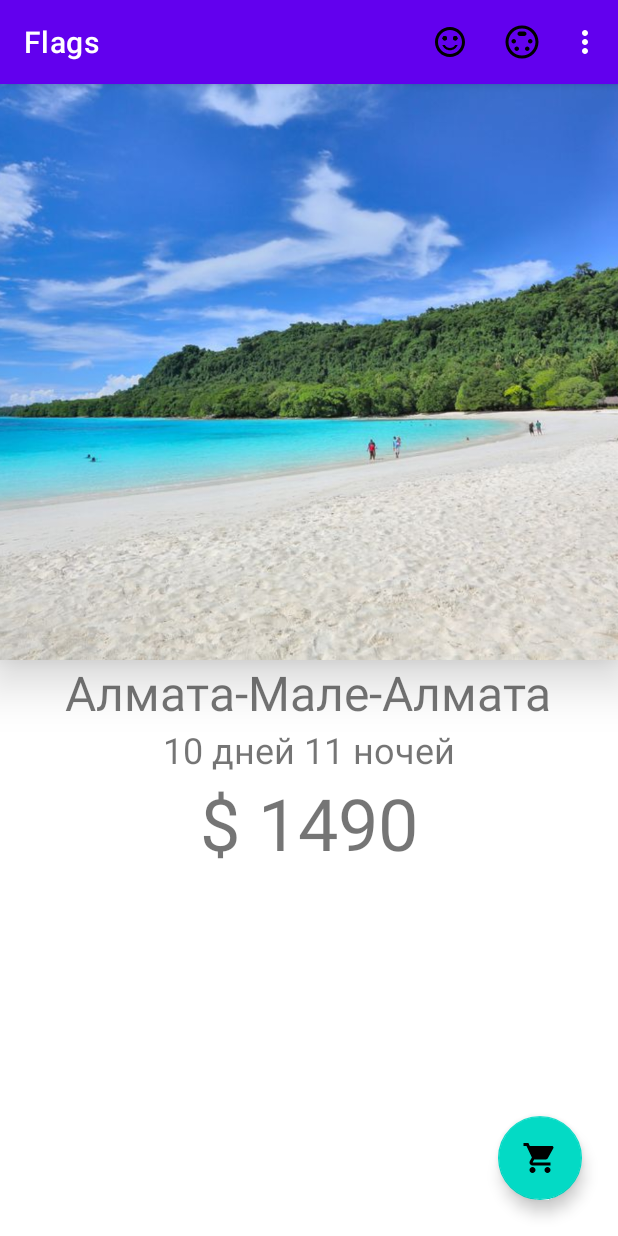
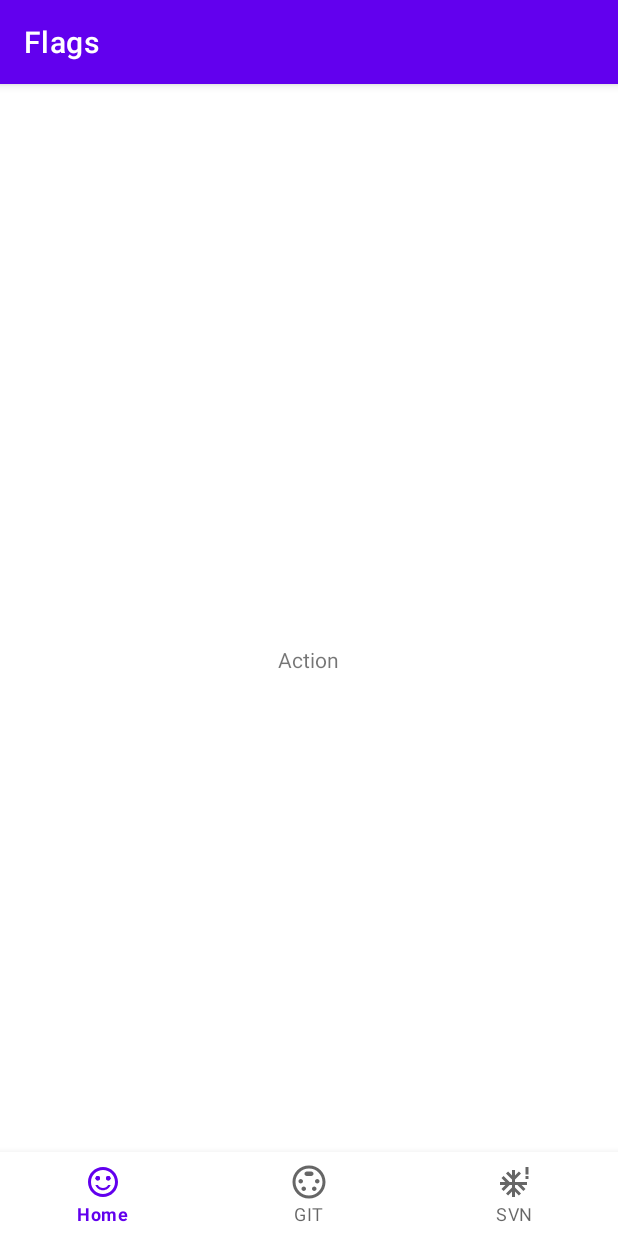
Before and after one commit to DADJOD/Flags, an Android app: the screen it shows after launch (CoordinatorActivity before the commit, NavigationActivity after it), on a phone screen of 412 x 824 dp. Run offline under Robolectric (Android 15) with nearby library versions, the phone set to English and light mode, and no system bars.

Commit message:
commit_11

```diff
--- a/app/src/main/AndroidManifest.xml
+++ b/app/src/main/AndroidManifest.xml
@@ -11,6 +11,7 @@
         android:supportsRtl="true"
         android:theme="@style/Theme.Flags"
         tools:targetApi="31">
+
         <activity
             android:name=".ConstraintActivity"
             android:exported="false" />
@@ -20,8 +21,11 @@
         <activity
             android:name=".FrameActivity"
             android:exported="false" />
+        <activity android:name=".CoordinatorActivity"
+            android:exported="false" />
+
         <activity
-            android:name=".CoordinatorActivity"
+            android:name=".NavigationActivity"
             android:exported="true">
             <intent-filter>
                 <action android:name="android.intent.action.MAIN" />
--- a/app/src/main/java/com/example/flags/CoordinatorActivity.kt
+++ b/app/src/main/java/com/example/flags/CoordinatorActivity.kt
@@ -25,7 +25,10 @@ class CoordinatorActivity : AppCompatActivity(), PopupMenu.OnMenuItemClickListen
         popupMenu!!.setOnMenuItemClickListener(this)
 
         findViewById<TextView>(R.id.country).setOnClickListener(this)
+
     }
+
+//    invalidateOptionsMenu()
 
     override fun onClick(v: View?) {
         popupMenu?.show()
--- /dev/null
+++ b/app/src/main/java/com/example/flags/NavigationActivity.kt
@@ -0,0 +1,11 @@
+package com.example.flags
+
+import androidx.appcompat.app.AppCompatActivity
+import android.os.Bundle
+
+class NavigationActivity : AppCompatActivity() {
+    override fun onCreate(savedInstanceState: Bundle?) {
+        super.onCreate(savedInstanceState)
+        setContentView(R.layout.activity_navigation)
+    }
+}
--- /dev/null
+++ b/app/src/main/res/layout/activity_navigation.xml
@@ -0,0 +1,22 @@
+<?xml version="1.0" encoding="utf-8"?>
+<FrameLayout xmlns:android="http://schemas.android.com/apk/res/android"
+    xmlns:app="http://schemas.android.com/apk/res-auto"
+    xmlns:tools="http://schemas.android.com/tools"
+    android:layout_width="match_parent"
+    android:layout_height="match_parent"
+    tools:context=".NavigationActivity">
+
+    <TextView
+        android:id="@+id/action_bottom"
+        android:layout_width="wrap_content"
+        android:layout_height="wrap_content"
+        android:layout_gravity="center"
+        android:text="@string/action" />
+
+    <com.google.android.material.bottomnavigation.BottomNavigationView
+        android:layout_width="match_parent"
+        android:id="@+id/navigation"
+        android:layout_gravity="bottom"
+        app:menu="@menu/bottom"
+        android:layout_height="wrap_content"/>
+</FrameLayout>
--- /dev/null
+++ b/app/src/main/res/menu/bottom.xml
@@ -0,0 +1,17 @@
+<?xml version="1.0" encoding="utf-8"?>
+<menu xmlns:android="http://schemas.android.com/apk/res/android">
+    <item
+        android:id="@+id/bottom.home"
+        android:icon="@drawable/baseline_sentiment_satisfied_alt_24"
+        android:title="@string/home" />
+
+    <item
+        android:id="@+id/bottom.git"
+        android:icon="@drawable/baseline_settings_input_svideo_24"
+        android:title="@string/git" />
+
+    <item
+        android:id="@+id/bottom.svn"
+        android:icon="@drawable/baseline_severe_cold_24"
+        android:title="@string/svn" />
+</menu>
--- a/app/src/main/res/values/strings.xml
+++ b/app/src/main/res/values/strings.xml
@@ -6,4 +6,8 @@
     <string name="exit">Exit</string>
     <string name="copy">Copy</string>
     <string name="clear">Clear</string>
+    <string name="home">Home</string>
+    <string name="git">GIT</string>
+    <string name="svn">SVN</string>
+    <string name="action">Action</string>
 </resources>
```
